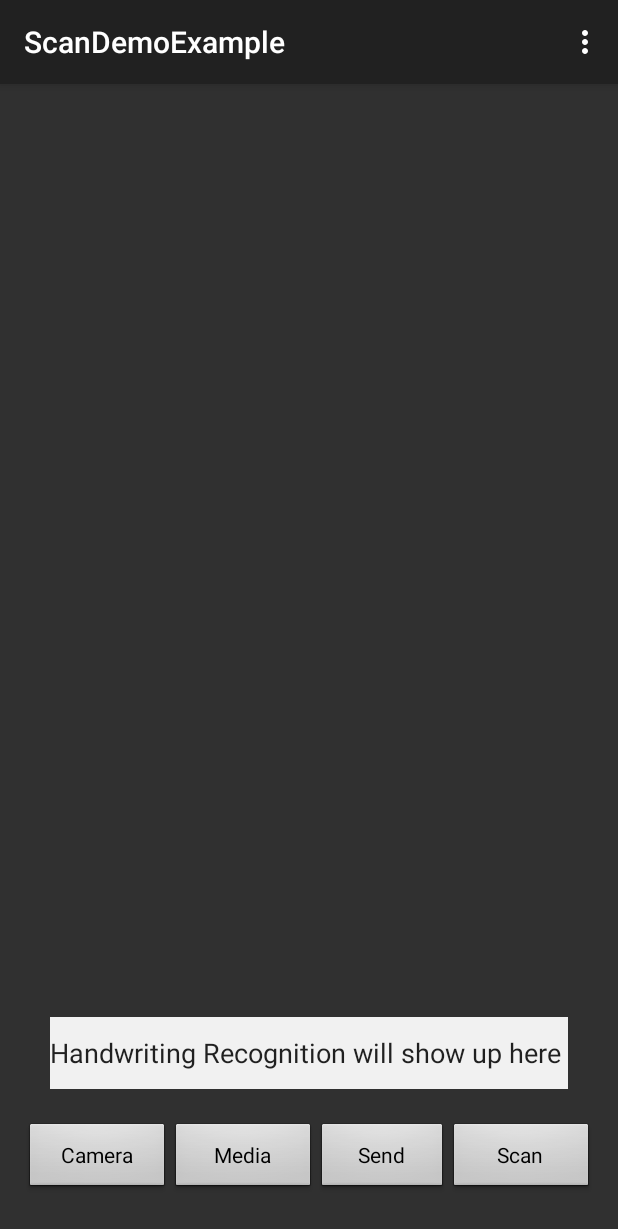
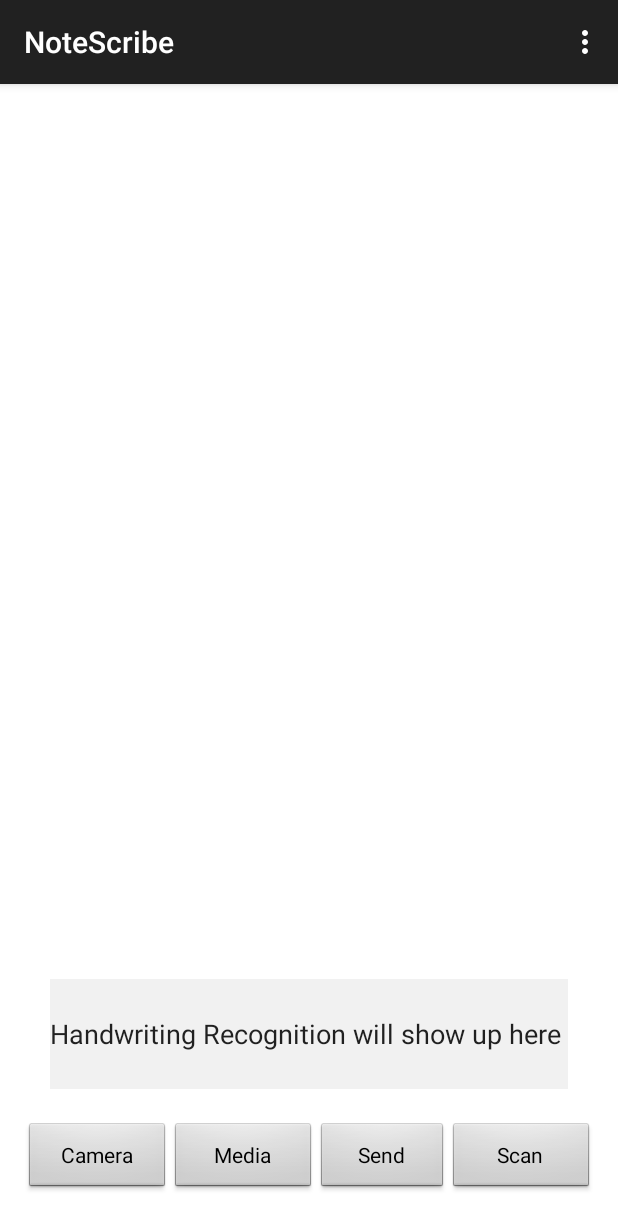
Before and after one commit to ViralNotPrasad/Supremus_HCR, an Android app: the screen it shows after launch (MainActivity), on a phone screen of 412 x 824 dp. Shown: the top 1229 px of the screen. Run offline under Robolectric (Android 15) with nearby library versions, the phone set to English and light mode, and no system bars.

Commit message:
Beaut, Still need red lines

```diff
--- a/app/src/main/AndroidManifest.xml
+++ b/app/src/main/AndroidManifest.xml
@@ -10,12 +10,12 @@
 
     <application
         android:allowBackup="true"
-        android:icon="@drawable/ic_launcher"
+        android:icon="@drawable/premium"
         android:label="@string/app_name"
         android:theme="@style/AppTheme" >
         <activity
             android:name=".MainActivity"
-            android:label="@string/app_name" >
+            android:label="NoteScribe" >
             <intent-filter>
                 <action android:name="android.intent.action.MAIN" />
 
--- a/app/src/main/res/layout/activity_main.xml
+++ b/app/src/main/res/layout/activity_main.xml
@@ -2,17 +2,18 @@
     xmlns:tools="http://schemas.android.com/tools"
     android:layout_width="match_parent"
     android:layout_height="match_parent"
+    android:background="@android:color/background_light"
     android:paddingBottom="@dimen/activity_vertical_margin"
     android:paddingLeft="@dimen/activity_horizontal_margin"
     android:paddingRight="@dimen/activity_horizontal_margin"
     android:paddingTop="@dimen/activity_vertical_margin"
-    android:background="@color/background_material_dark"
+    tools:background="@android:color/background_light"
     tools:context=".MainActivity">
 
     <ImageView
         android:id="@+id/scannedImage"
         android:layout_width="match_parent"
-        android:layout_height="311dp"
+        android:layout_height="297dp"
         android:layout_alignParentTop="true"
         android:layout_centerHorizontal="true"
         android:layout_marginTop="15dp" />
@@ -31,7 +32,8 @@
             android:layout_height="wrap_content"
             android:layout_weight="1"
             android:gravity="center"
-            android:text="Camera" />
+            android:text="Camera"
+            tools:style="?android:attr/buttonStyle" />
 
 
         <Button
@@ -83,11 +85,13 @@
     <EditText
         android:id="@+id/editText"
         android:layout_width="345dp"
-        android:layout_height="48dp"
+        android:layout_height="73dp"
         android:layout_alignParentBottom="true"
         android:layout_centerHorizontal="true"
         android:layout_marginBottom="82dp"
+        android:autoText="true"
         android:background="?attr/colorSwitchThumbNormal"
+        android:cursorVisible="true"
         android:ems="10"
         android:inputType="textMultiLine"
         android:text="Handwriting Recognition will show up here" />
--- a/app/src/main/res/values/colors.xml
+++ b/app/src/main/res/values/colors.xml
@@ -4,4 +4,5 @@
     <color name="accent_material_dark_2">#ffcf40</color>
     <color name="primary_material_dark_1">#4caf50</color>
     <color name="accent_material_dark">#ff8d02</color>
+    <color name="a01188efffffFF303030">#01188e</color>
 </resources>
```
Also changed, not shown: app/src/main/res/drawable-mdpi/cpiy.png (added), app/src/main/res/drawable-mdpi/premium.png (added), app/src/main/res/drawable-mdpi/premium_big.png (added). Lines whose indentation alone changed are shown as unchanged.
